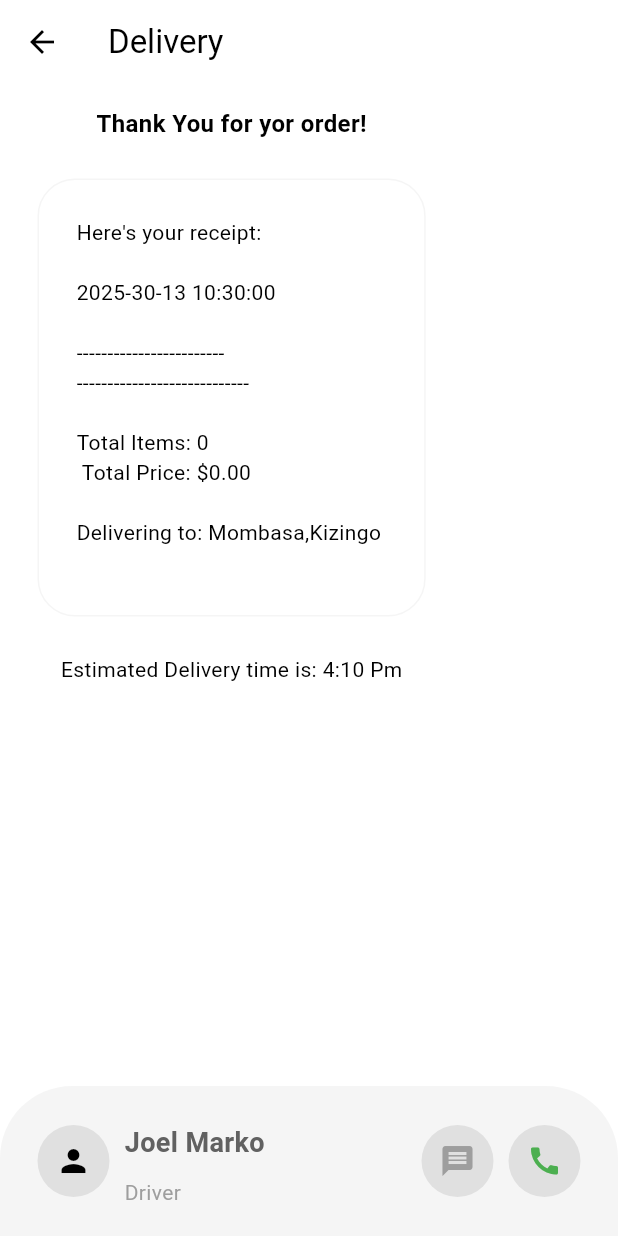
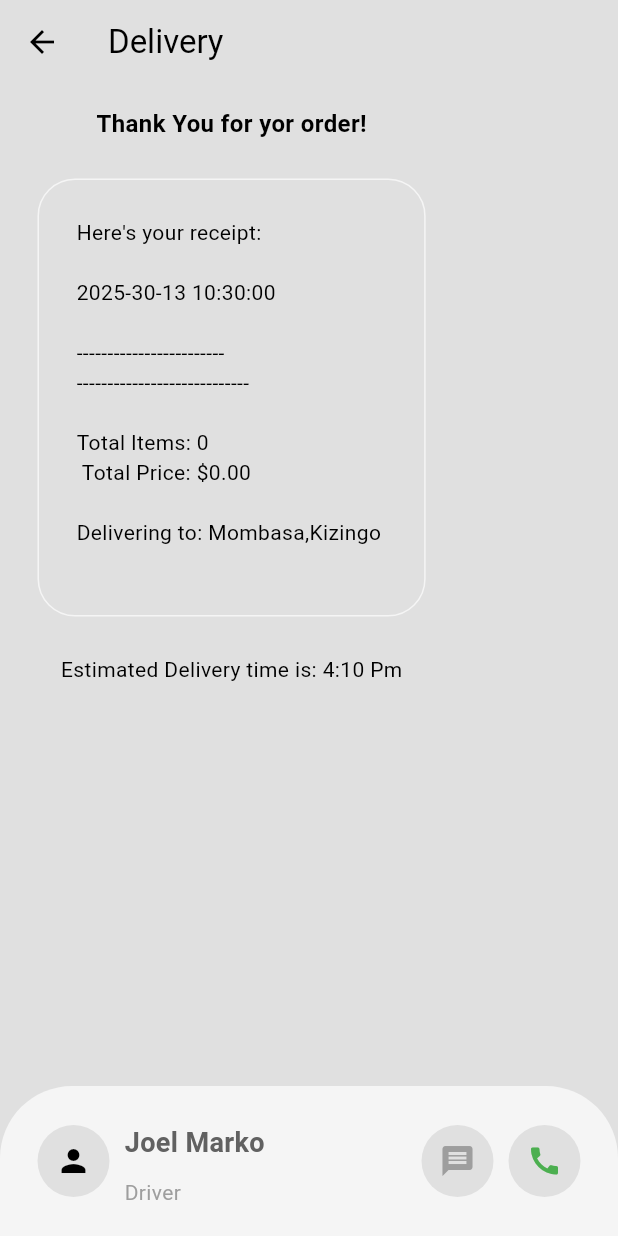
Before and after one commit to Magatijoel9620/fooddeliveryfirebase, a Flutter app: the DeliveryProgressPage screen opened directly, on a phone screen of 412 x 824 dp. Run offline on Flutter 3.47's test engine with Material 3 defaults, Android fonts, the phone set to English and light mode, and no system bars; our stand-ins replace cloud_firestore, firebase_auth, firebase_core, flutter_credit_card; accounts and stored records are empty; network calls fail.

Commit message:
code refining

```diff
--- a/lib/components/my_drawer.dart
+++ b/lib/components/my_drawer.dart
@@ -14,7 +14,7 @@ class MyDrawer extends StatelessWidget {
   @override
   Widget build(BuildContext context) {
     return Drawer(
-      backgroundColor: Theme.of(context).colorScheme.background,
+      backgroundColor: Theme.of(context).colorScheme.surface,
       child: Column(children: [
         Padding(
           padding: const EdgeInsets.only(top: 100.0),
--- a/lib/components/my_quantity_selector.dart
+++ b/lib/components/my_quantity_selector.dart
@@ -17,7 +17,7 @@ class QuantitySelector extends StatelessWidget {
   Widget build(BuildContext context) {
     return Container(
       decoration: BoxDecoration(
-        color: Theme.of(context).colorScheme.background,
+        color: Theme.of(context).colorScheme.surface,
         borderRadius: BorderRadius.circular(50),
       ),
       padding: const EdgeInsets.all(8),
--- a/lib/components/my_sliver_app_bar.dart
+++ b/lib/components/my_sliver_app_bar.dart
@@ -28,7 +28,7 @@ class MySliverAppBar extends StatelessWidget {
           icon: const Icon(Icons.shopping_cart),
         ),
       ],
-      backgroundColor: Theme.of(context).colorScheme.background,
+      backgroundColor: Theme.of(context).colorScheme.surface,
       foregroundColor: Theme.of(context).colorScheme.inversePrimary,
       title: const Text("Sunset Diner"),
       flexibleSpace: FlexibleSpaceBar(
--- a/lib/pages/delivery_progress_page.dart
+++ b/lib/pages/delivery_progress_page.dart
@@ -53,7 +53,7 @@ class _DeliveryProgressPageState extends State<DeliveryProgressPage> {
           //picture of driver
           Container(
             decoration: BoxDecoration(
-              color: Theme.of(context).colorScheme.background,
+              color: Theme.of(context).colorScheme.surface,
               shape: BoxShape.circle,
             ),
             child: IconButton(
@@ -92,7 +92,7 @@ const SizedBox(width: 10,),
               //msg btn
               Container(
                 decoration: BoxDecoration(
-                  color: Theme.of(context).colorScheme.background,
+                  color: Theme.of(context).colorScheme.surface,
                   shape: BoxShape.circle,
                 ),
                 child: IconButton(
@@ -108,7 +108,7 @@ const SizedBox(width: 10,),
               // call btn
               Container(
                 decoration: BoxDecoration(
-                  color: Theme.of(context).colorScheme.background,
+                  color: Theme.of(context).colorScheme.surface,
                   shape: BoxShape.circle,
                 ),
                 child: IconButton(
--- a/lib/pages/login_page.dart
+++ b/lib/pages/login_page.dart
@@ -52,7 +52,7 @@ class _LoginPageState extends State<LoginPage> {
     showDialog(
         context: context,
         builder: (context) => AlertDialog(
-              backgroundColor: Theme.of(context).colorScheme.background,
+              backgroundColor: Theme.of(context).colorScheme.surface,
               title: const Text("User tapped forgot password"),
             ));
   }
@@ -60,7 +60,7 @@ class _LoginPageState extends State<LoginPage> {
   @override
   Widget build(BuildContext context) {
     return Scaffold(
-      backgroundColor: Theme.of(context).colorScheme.background,
+      backgroundColor: Theme.of(context).colorScheme.surface,
       body: Column(
         children: [
           //logo
--- a/lib/pages/payment_page.dart
+++ b/lib/pages/payment_page.dart
@@ -65,7 +65,7 @@ class _PaymentPageState extends State<PaymentPage> {
   @override
   Widget build(BuildContext context) {
     return Scaffold(
-      backgroundColor: Theme.of(context).colorScheme.background,
+      backgroundColor: Theme.of(context).colorScheme.surface,
       appBar: AppBar(
         backgroundColor: Colors.transparent,
         foregroundColor: Theme.of(context).colorScheme.inversePrimary,
--- a/lib/pages/register_page.dart
+++ b/lib/pages/register_page.dart
@@ -59,7 +59,7 @@ class _RegisterPageState extends State<RegisterPage> {
   @override
   Widget build(BuildContext context) {
     return Scaffold(
-      backgroundColor: Theme.of(context).colorScheme.background,
+      backgroundColor: Theme.of(context).colorScheme.surface,
       body: Column(
         children: [
           //logo
--- a/lib/pages/settings_page.dart
+++ b/lib/pages/settings_page.dart
@@ -12,9 +12,9 @@ class SettingsPage extends StatelessWidget {
     return Scaffold(
       appBar: AppBar(
         title: const Text("Settings"),
-        backgroundColor: Theme.of(context).colorScheme.background,
+        backgroundColor: Theme.of(context).colorScheme.surface,
       ),
-      backgroundColor: Theme.of(context).colorScheme.background,
+      backgroundColor: Theme.of(context).colorScheme.surface,
       body: Column(
         children: [
           Container(
--- a/lib/themes/dark_mode.dart
+++ b/lib/themes/dark_mode.dart
@@ -2,7 +2,7 @@ import 'package:flutter/material.dart';
 
 ThemeData darkMode = ThemeData(
   colorScheme: ColorScheme.dark(
-    background: const Color.fromARGB(255, 20, 20, 20),
+    surface: const Color.fromARGB(255, 20, 20, 20),
     primary: const Color.fromARGB(255, 122, 122, 122),
     secondary: const Color.fromARGB(255, 30, 30, 30),
     tertiary: const Color.fromARGB(255, 47, 47, 47),
--- a/lib/themes/light_mode.dart
+++ b/lib/themes/light_mode.dart
@@ -2,7 +2,7 @@ import 'package:flutter/material.dart';
 
 ThemeData lightMode = ThemeData(
     colorScheme: ColorScheme.light(
-  background: Colors.grey.shade300,
+  surface: Colors.grey.shade300,
   primary: Colors.grey.shade500,
   secondary: Colors.grey.shade100,
   tertiary: Colors.white,
--- a/pubspec.yaml
+++ b/pubspec.yaml
@@ -43,6 +43,7 @@ dependencies:
   firebase_core: ^2.24.2
   firebase_auth: ^4.16.0
   cloud_firestore: ^4.14.0
+
 
 dev_dependencies:
   flutter_test:
```
Also changed, not shown: lib/models/restaurant.dart (+2 -11 lines), pubspec.lock.
